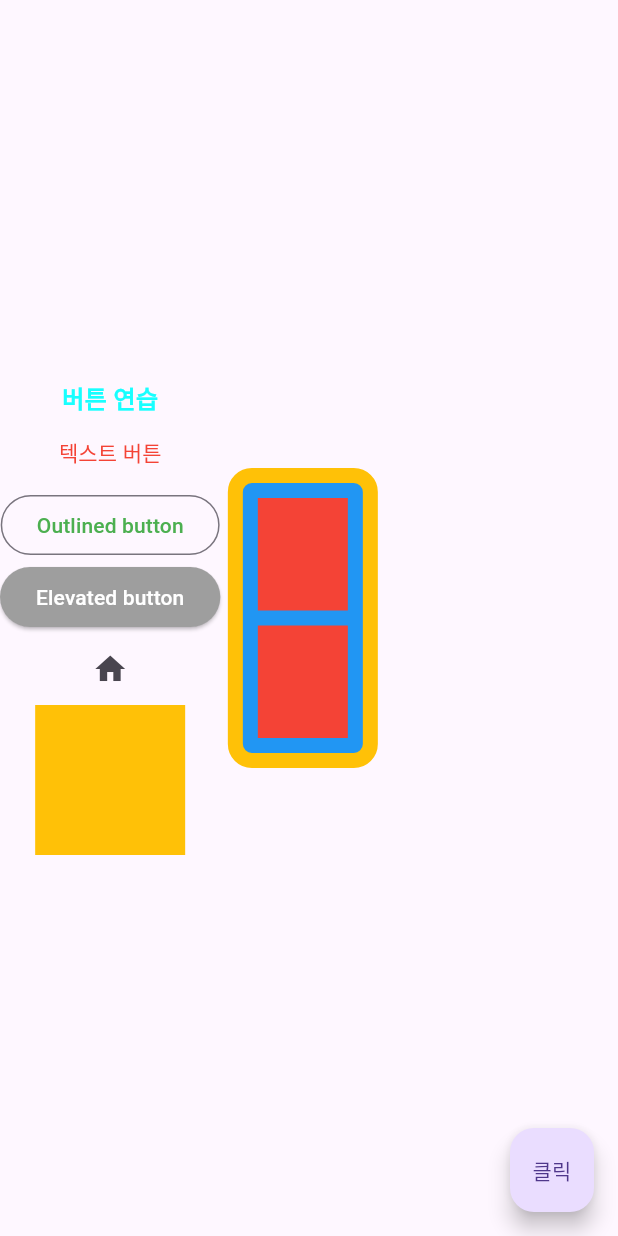
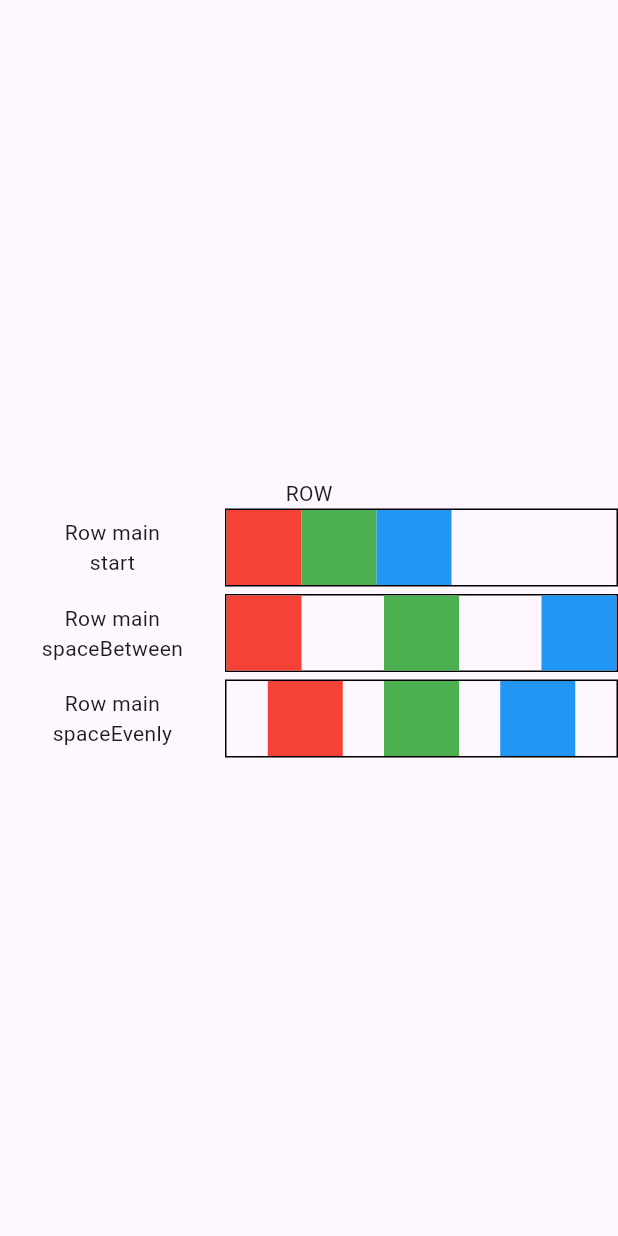
Before and after one commit to Properks/Start_flutter, a Flutter app: the screen it shows after launch, on a phone screen of 412 x 824 dp. Run offline on Flutter 3.47's test engine with Material 3 defaults, Android fonts, the phone set to English and light mode, and no system bars.

Commit message:
:sparkles: feat: flutter의 Row 위젯 학습 및 실습, 실제 기기에서 테스트 실행 - row 위젯의 주축, 반대축 정렬 설정 및 Container 로 구성 연습 - 실제 기기에서 테스트를 위한 설정 변경

```diff
--- a/flutter/widget_practice/lib/main.dart
+++ b/flutter/widget_practice/lib/main.dart
@@ -1,7 +1,7 @@
 import 'package:flutter/material.dart';
 
 void main() {
-  runApp(const MyApp());
+  runApp(const RowWidgetExample());
 }
 
 class MyApp extends StatelessWidget {
@@ -155,6 +155,172 @@ class MyApp extends StatelessWidget {
   }
 }
 
+class RowWidgetExample extends StatelessWidget {
+  const RowWidgetExample({super.key});
+
+  @override
+  Widget build(BuildContext context) {
+    return MaterialApp(
+      home: Scaffold(
+        body: SizedBox(
+
+          // 반대 축에서 이동할 공간을 제공하기 위한 높이 설정
+          height: double.infinity,
+          child: SafeArea(
+            top: true,
+            left: true,
+            right: true,
+            bottom: true,
+            child: Column(
+              mainAxisAlignment: MainAxisAlignment.center,
+              children: [
+                Container(
+                  child: const Text(
+                    "ROW"
+                  ),
+                ),
+                Row(
+                  children: [
+                    const SizedBox(
+                      width: 150,
+                      child: Text(
+                        "Row main \nstart",
+                        textAlign: TextAlign.center,
+                      ),
+                    ),
+                    Flexible(
+                      child: Container(
+                        decoration: BoxDecoration(
+                          border: Border.all(
+                            width: 1,
+                            color: Colors.black,
+                          ),
+                        ),
+                        child: Row(
+                          // 주축 설정, Row의 주축은 가로
+                          mainAxisAlignment: MainAxisAlignment.start,
+                          // 반대축 설정, Column의 주축은 세로
+                          crossAxisAlignment: CrossAxisAlignment.center,
+                          children: [
+                            Container(
+                              height: 50,
+                              width: 50,
+                              color: Colors.red,
+                            ),
+                            Container(
+                              height: 50,
+                              width: 50,
+                              color: Colors.green,
+                            ),
+                            Container(
+                              height: 50,
+                              width: 50,
+                              color: Colors.blue,
+                            ),
+                          ],
+                        ),
+                      ),
+                    ),
+                  ],
+                ),
+                const SizedBox(height: 5,),
+                Row(
+                  children: [
+                    const SizedBox(
+                      width: 150,
+                      child: Text(
+                        "Row main\nspaceBetween",
+                        textAlign: TextAlign.center,
+                      ),
+                    ),
+                    Flexible(
+                        child: Container(
+                          decoration: BoxDecoration(
+                            border: Border.all(
+                              width: 1,
+                              color: Colors.black,
+                            ),
+                          ),
+                          child: Row(
+                            mainAxisAlignment: MainAxisAlignment.spaceBetween,
+                            crossAxisAlignment: CrossAxisAlignment.start,
+                            children: [
+                              Container(
+                                height: 50,
+                                width: 50,
+                                color: Colors.red,
+                              ),
+                              Container(
+                                height: 50,
+                                width: 50,
+                                color: Colors.green,
+                              ),
+                              Container(
+                                height: 50,
+                                width: 50,
+                                color: Colors.blue,
+                              ),
+                            ],
+                          ),
+                        ),
+                    ),
+                  ],
+                ),
+                const SizedBox(height: 5,),
+                Row(
+                  children: [
+                    const SizedBox(
+                      width: 150,
+                      child: Text(
+                        "Row main \nspaceEvenly",
+                        textAlign: TextAlign.center,
+                      ),
+                    ),
+                    Flexible(
+                      child: Container(
+                        decoration: BoxDecoration(
+                          border: Border.all(
+                            width: 1,
+                            color: Colors.black,
+                          ),
+                        ),
+                        child: Row(
+
+                          // 주축 설정, Row의 주축은 가로
+                          mainAxisAlignment: MainAxisAlignment.spaceEvenly,
+                          // 반대축 설정, Column의 주축은 세로
+                          crossAxisAlignment: CrossAxisAlignment.center,
+                          children: [
+                            Container(
+                              height: 50,
+                              width: 50,
+                              color: Colors.red,
+                            ),
+                            Container(
+                              height: 50,
+                              width: 50,
+                              color: Colors.green,
+                            ),
+                            Container(
+                              height: 50,
+                              width: 50,
+                              color: Colors.blue,
+                            ),
+                          ],
+                        ),
+                      )
+                    ),
+                  ],
+                ),
+              ]
+            ),
+          )
+        ),
+      ),
+    );
+  }
+}
+
 class MyHomePage extends StatefulWidget {
   const MyHomePage({super.key, required this.title});
 
```
Also changed, not shown: 1 other file.
